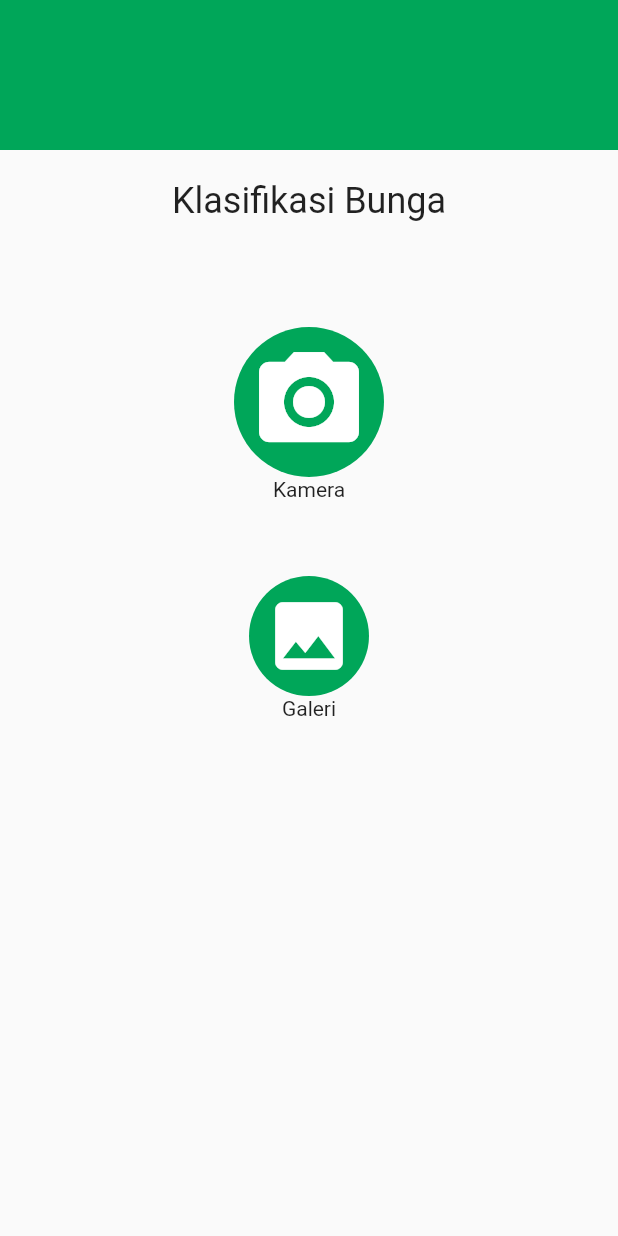
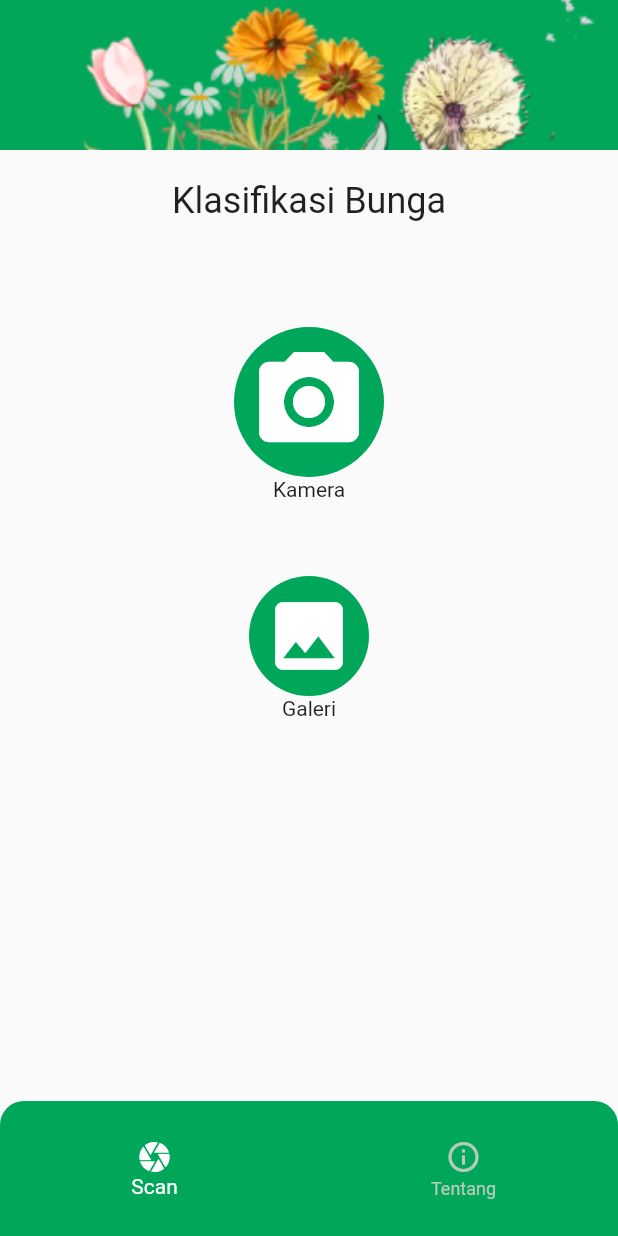
Before and after one commit to fnazihfa/klasifikasi_bunga, a Flutter app: the screen it shows after launch, on a phone screen of 412 x 824 dp. Run offline on Flutter 3.47's test engine with Material 2 defaults, Android fonts, the phone set to English and light mode, and no system bars.

Commit message:
add image

```diff
--- a/lib/main.dart
+++ b/lib/main.dart
@@ -1,4 +1,5 @@
 import 'package:fleur/views/home_view.dart';
+import 'package:fleur/views/main_view.dart';
 import 'package:flutter/material.dart';
 
 void main() {
@@ -25,7 +26,7 @@ class MyApp extends StatelessWidget {
         // is not restarted.
         primarySwatch: Colors.green,
       ),
-      home: const HomeView(),
+      home: MainView(),
     );
   }
 }
--- a/lib/views/home_view.dart
+++ b/lib/views/home_view.dart
@@ -1,7 +1,7 @@
 import 'package:flutter/material.dart';
 
 class HomeView extends StatelessWidget {
-  const HomeView({super.key});
+  HomeView({super.key});
 
   @override
   Widget build(BuildContext context) {
@@ -10,15 +10,16 @@ class HomeView extends StatelessWidget {
         child: Column(
           children: [
             Container(
+              decoration: BoxDecoration(image: DecorationImage(image: AssetImage("assets/images/gambar.png"),fit: BoxFit.cover)),
               height: 100,
               width: double.maxFinite,
-              color: Color(0XFF00A659),
             ),
             SizedBox(
               height: 20,
             ),
-            Text('Klasifikasi Bunga',
-            style: TextStyle(fontSize: 24),
+            Text(
+              'Klasifikasi Bunga',
+              style: TextStyle(fontSize: 24),
             ),
             SizedBox(
               height: 70,
@@ -28,7 +29,7 @@ class HomeView extends StatelessWidget {
                 children: [
                   ClipOval(
                     child: Container(
-                      color: Color(0XFF00A659),
+                      color:  Color(0xFF00A659),
                       height: 100,
                       width: 100,
                       child: Icon(
@@ -50,7 +51,7 @@ class HomeView extends StatelessWidget {
                 children: [
                   ClipOval(
                     child: Container(
-                      color: Color(0XFF00A659),
+                      color: Color(0xFF00A659),
                       height: 80,
                       width: 80,
                       child: Icon(
@@ -69,4 +70,5 @@ class HomeView extends StatelessWidget {
       ),
     );
   }
+
 }
--- /dev/null
+++ b/lib/views/main_view.dart
@@ -0,0 +1,58 @@
+import 'package:fleur/views/home_view.dart';
+import 'package:flutter/material.dart';
+
+class MainView extends StatefulWidget {
+  MainView({super.key});
+
+  @override
+  State<MainView> createState() => _MainViewState();
+}
+
+class _MainViewState extends State<MainView> {
+  int selectedIndex = 0;
+  List<Widget> screen = [
+    HomeView(),
+    Scaffold(
+      body: Center(
+        child: Text('About View'),
+      ),
+    )
+  ];
+
+  @override
+  Widget build(BuildContext context) {
+    return Scaffold(
+      body: screen[selectedIndex],
+      bottomNavigationBar: SizedBox(
+        height: 90,
+        child: ClipRRect(
+          borderRadius: BorderRadius.only(
+            topLeft: Radius.circular(16),
+            topRight: Radius.circular(16),
+          ),
+          child: BottomNavigationBar(
+            backgroundColor: Color(0xFF00A659),
+            selectedItemColor: Colors.white,
+            unselectedItemColor: Color(0xFFB6CCB8),
+            currentIndex: selectedIndex,
+            onTap: (value) {
+              setState(() {
+                selectedIndex = value;
+              });
+            },
+            items: [
+              BottomNavigationBarItem(
+                label: 'Scan',
+                icon: Icon(Icons.camera),
+              ),
+              BottomNavigationBarItem(
+                label: 'Tentang',
+                icon: Icon(Icons.info_outline),
+              ),
+            ],
+          ),
+        ),
+      ),
+    );
+  }
+}
--- a/pubspec.yaml
+++ b/pubspec.yaml
@@ -35,6 +35,7 @@ dependencies:
   # The following adds the Cupertino Icons font to your application.
   # Use with the CupertinoIcons class for iOS style icons.
   cupertino_icons: ^1.0.2
+  image_picker: ^0.8.7+4
 
 dev_dependencies:
   flutter_test:
@@ -59,7 +60,8 @@ flutter:
   uses-material-design: true
 
   # To add assets to your application, add an assets section, like this:
-  # assets:
+  assets:
+    - assets/images/
   #   - images/a_dot_burr.jpeg
   #   - images/a_dot_ham.jpeg
 
```
Also changed, not shown: assets/images/gambar.png (added), assets/images/logo.png (added), pubspec.lock.
